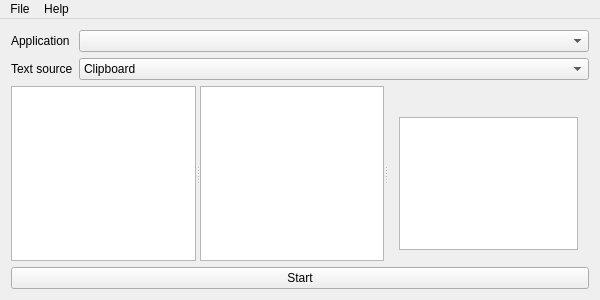
The window that server/gui/src/main-window.ui (Bionus/vn-streamer) describes before a commit, drawn with Qt 5.
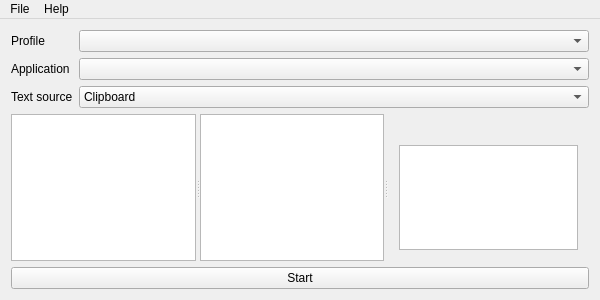
The same window after the commit. Icons and pictures are not drawn.

Commit message: Add profile system to group settings by app

The edit to the form file:
```diff
--- a/server/gui/src/main-window.ui
+++ b/server/gui/src/main-window.ui
@@ -21,14 +21,14 @@
    <layout class="QVBoxLayout" name="verticalLayout" stretch="0,1,0">
     <item>
      <layout class="QFormLayout" name="formLayout">
-      <item row="0" column="0">
+      <item row="1" column="0">
        <widget class="QLabel" name="labelApplication">
         <property name="text">
          <string>Application</string>
         </property>
        </widget>
       </item>
-      <item row="0" column="1">
+      <item row="1" column="1">
        <widget class="QComboBox" name="comboApplication">
         <property name="sizePolicy">
          <sizepolicy hsizetype="Ignored" vsizetype="Fixed">
@@ -41,14 +41,14 @@
         </property>
        </widget>
       </item>
-      <item row="1" column="0">
+      <item row="2" column="0">
        <widget class="QLabel" name="label">
         <property name="text">
          <string>Text source</string>
         </property>
        </widget>
       </item>
-      <item row="1" column="1">
+      <item row="2" column="1">
        <widget class="QComboBox" name="comboTextSource">
         <item>
          <property name="text">
@@ -57,6 +57,22 @@
         </item>
        </widget>
       </item>
+      <item row="0" column="0">
+       <widget class="QLabel" name="labelProfile">
+        <property name="text">
+         <string>Profile</string>
+        </property>
+       </widget>
+      </item>
+      <item row="0" column="1">
+       <widget class="QComboBox" name="comboProfile">
+        <item>
+         <property name="text">
+          <string/>
+         </property>
+        </item>
+       </widget>
+      </item>
      </layout>
     </item>
     <item>
```
The commit also changes 4 other files.
